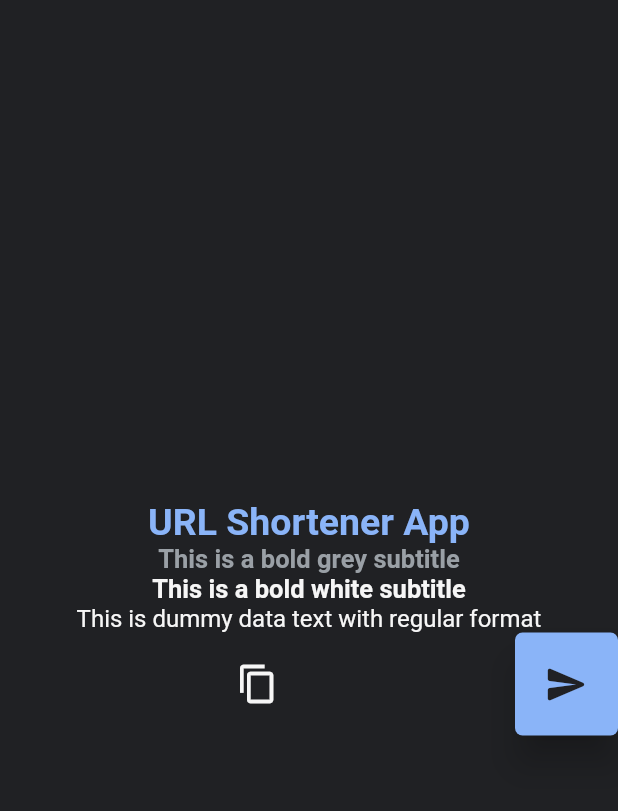
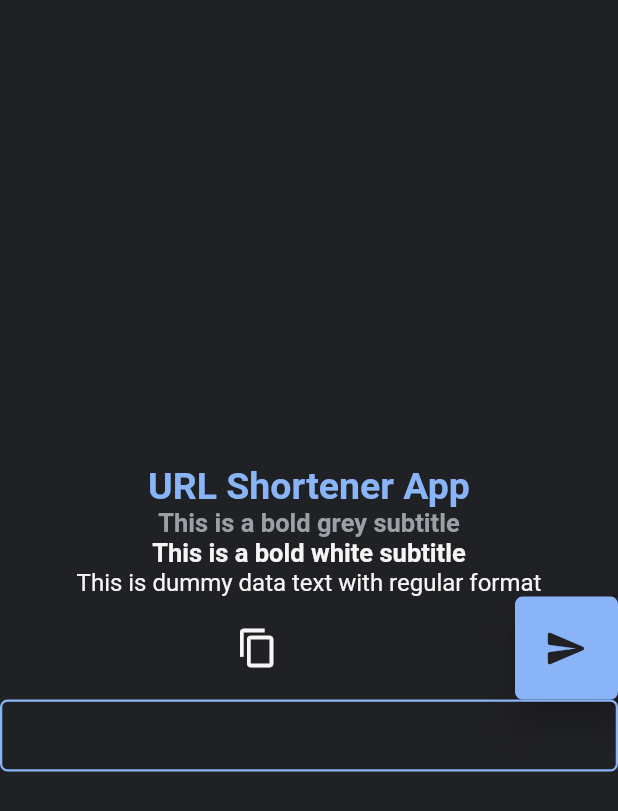
Before and after one commit to benjaavro/url_shortener, a Flutter app: the screen it shows after launch, on a phone screen of 412 x 824 dp. Shown: the top 811 px of the screen. Run offline on Flutter 3.47's test engine with Material 2 defaults, Android fonts, the phone set to English and light mode, and no system bars; our stand-ins replace google_fonts.

Commit message:
Created Text Fields Common Widgets

```diff
--- a/url_shortener/lib/core/common_widgets/buttons/filled_icon_button.dart
+++ b/url_shortener/lib/core/common_widgets/buttons/filled_icon_button.dart
@@ -1,6 +1,10 @@
 import 'package:flutter/material.dart';
 import 'package:url_shortener/core/constants/colors.dart';
 
+/// Use this button to advance or come back in forms dialogs
+///
+/// 1. [function] --> It is the method it executes when onPressed
+/// 2. [icon] --> Icon displayed on button
 class FilledIconButton extends StatelessWidget {
   final VoidCallback function;
   final IconData icon;
--- a/url_shortener/lib/core/common_widgets/buttons/icon_button.dart
+++ b/url_shortener/lib/core/common_widgets/buttons/simple_icon_button.dart
@@ -1,6 +1,10 @@
 import 'package:flutter/material.dart';
 import 'package:url_shortener/core/constants/colors.dart';
 
+/// Use this button to advance or come back in forms dialogs
+///
+/// 1. [function] --> It is the method it executes when onPressed
+/// 2. [icon] --> Icon displayed on button
 class SimpleIconButton extends StatelessWidget {
   final VoidCallback function;
   final IconData icon;
--- /dev/null
+++ b/url_shortener/lib/core/common_widgets/textfields/full_width_text_field.dart
@@ -0,0 +1,67 @@
+import 'package:flutter/material.dart';
+import 'package:google_fonts/google_fonts.dart';
+import 'package:url_shortener/core/constants/colors.dart';
+
+/// Use this text field to let user input data
+///
+/// 1. [function] --> It is the method it executes when onChanged
+/// 2. [fieldController] --> Text Field's Controller (optional)
+class FullWidthTextField extends StatefulWidget {
+  final dynamic function;
+  final TextEditingController? fieldController;
+
+  const FullWidthTextField({
+    Key? key,
+    required this.function,
+    this.fieldController,
+  }) : super(key: key);
+
+  @override
+  State<FullWidthTextField> createState() => _FullWidthTextFieldState();
+}
+
+class _FullWidthTextFieldState extends State<FullWidthTextField> {
+  @override
+  Widget build(BuildContext context) {
+    return SizedBox(
+      child: TextField(
+        controller: widget.fieldController,
+        textAlignVertical: TextAlignVertical.center,
+        decoration: InputDecoration(
+          fillColor: Colors.transparent,
+          filled: true,
+          contentPadding: const EdgeInsets.symmetric(
+            horizontal: 25.0,
+          ),
+          floatingLabelBehavior: FloatingLabelBehavior.never,
+          border: OutlineInputBorder(
+            borderRadius: BorderRadius.circular(5),
+            borderSide: const BorderSide(
+              color: BrandColors.babyBlue,
+              width: 1.5,
+            ),
+          ),
+          enabledBorder: OutlineInputBorder(
+            borderRadius: BorderRadius.circular(5),
+            borderSide: const BorderSide(
+              color: BrandColors.babyBlue,
+              width: 1.5,
+            ),
+          ),
+          focusedBorder: OutlineInputBorder(
+            borderRadius: BorderRadius.circular(5),
+            borderSide: const BorderSide(
+              color: BrandColors.babyBlue,
+              width: 2.5,
+            ),
+          ),
+        ),
+        style: GoogleFonts.roboto(
+          color: BrandColors.babyBlue,
+        ),
+        cursorColor: BrandColors.lightGrey,
+        onChanged: widget.function,
+      ),
+    );
+  }
+}
--- a/url_shortener/lib/features/main/home/ui/home_screen.dart
+++ b/url_shortener/lib/features/main/home/ui/home_screen.dart
@@ -1,6 +1,7 @@
 import 'package:flutter/material.dart';
 import 'package:url_shortener/core/common_widgets/buttons/filled_icon_button.dart';
-import 'package:url_shortener/core/common_widgets/buttons/icon_button.dart';
+import 'package:url_shortener/core/common_widgets/buttons/simple_icon_button.dart';
+import 'package:url_shortener/core/common_widgets/textfields/full_width_text_field.dart';
 import 'package:url_shortener/core/common_widgets/texts/regular_text.dart';
 import 'package:url_shortener/core/common_widgets/texts/subtitle_text.dart';
 import 'package:url_shortener/core/common_widgets/texts/title_text.dart';
@@ -61,7 +62,12 @@ class _HomeScreenState extends State<HomeScreen> {
                 ),
               ),
             ],
-          )
+          ),
+          FullWidthTextField(
+            function: (value) {
+
+            },
+          ),
         ],
       ),
     );
```
